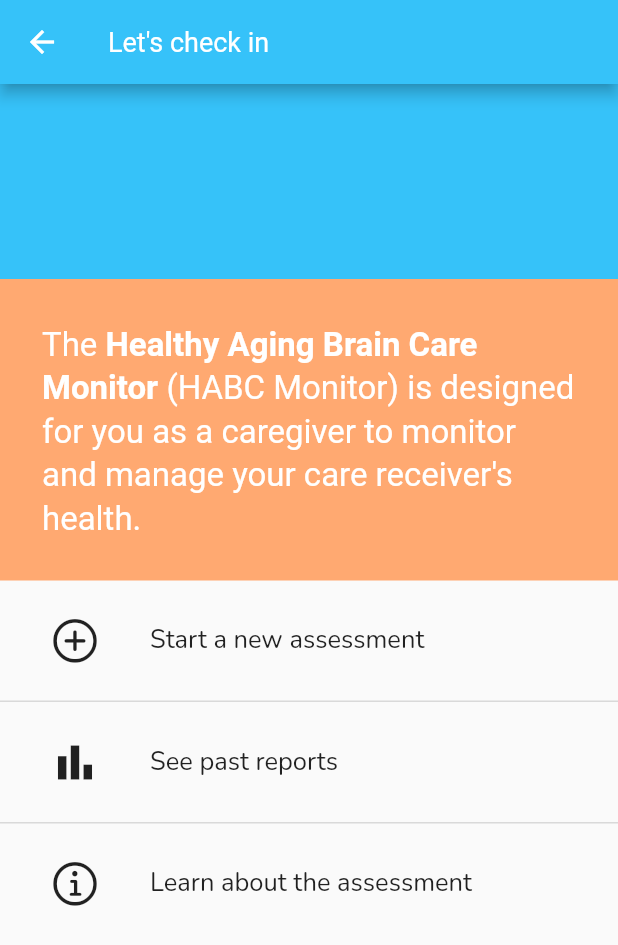
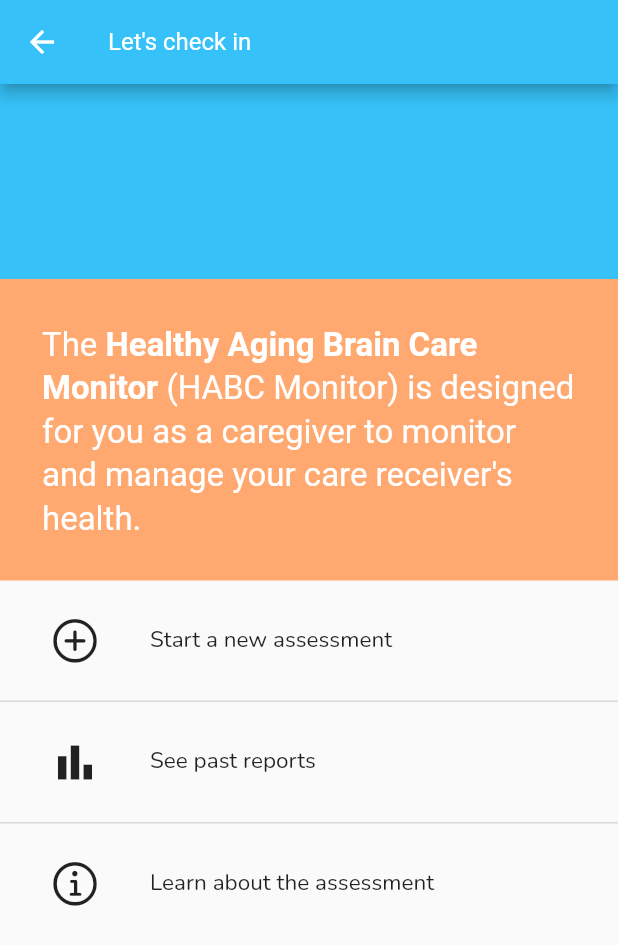
Before and after one commit to khashayarmotarjemi/care_notes, a Flutter app: the screen it shows after launch, after a tap on "Let's check in.", on a phone screen of 412 x 824 dp. Shown: the top 945 px of the screen. Run offline on Flutter 3.47's test engine with Material 2 defaults, Android fonts, the light colour scheme and no system bars; our stand-ins replace google_fonts, syncfusion_flutter_datepicker, syncfusion_flutter_sliders; missing offline and left inert: patterns_canvas, syncfusion_flutter_core.

Commit message:
changed font sized for the web

```diff
--- a/lib/main.dart
+++ b/lib/main.dart
@@ -10,7 +10,7 @@
 class App extends StatelessWidget {
   App({Key? key}) : super(key: key);
 
-  static const TextStyle themeTextStyle = TextStyle(height: 1.2, fontSize: 17);
+  static const TextStyle themeTextStyle = TextStyle(height: 1.2, fontSize: /*17*/15);
 
   final textTheme = const TextTheme(
     bodyText1: themeTextStyle,
@@ -34,7 +34,7 @@
         cardTheme: const CardTheme(elevation: 4),
         appBarTheme: const AppBarTheme(
             iconTheme: IconThemeData(color: Colors.white),
-            titleTextStyle: TextStyle(color: Colors.white, fontSize: 18)),
+            titleTextStyle: TextStyle(color: Colors.white, fontSize: /*18*/16)),
         primarySwatch: Constants.generateMaterialColor(Constants.light_blue),
       ),
       home: const HomePage(),
--- a/lib/pages/home_page.dart
+++ b/lib/pages/home_page.dart
@@ -49,7 +49,7 @@
               "Need help with Stephanie? We've got you covered.",
               style: TextStyle(
                   color: Colors.white,
-                  fontSize: 50,
+                  fontSize: /*50*/40,
                   fontWeight: FontWeight.bold),
             ),
             Expanded(
@@ -67,7 +67,7 @@
                 onPressed: () {},
                 child: const Text(
                   "Discover advice and tips",
-                  style: TextStyle(fontSize: 22),
+                  style: TextStyle(fontSize: /*22*/18),
                 ),
               ),
             ))
@@ -146,7 +146,7 @@
                   child: Text(
                     title,
                     style: TextStyle(
-                        fontSize: 30,
+                        fontSize: /*30*/26,
                         fontWeight: FontWeight.bold,
                         color: textColor),
                   ),
@@ -167,7 +167,7 @@
                   child: const Icon(
                     Icons.arrow_forward_ios_rounded,
                     color: Constants.gray1,
-                    size: 40,
+                    size: /*40*/30,
                   ),
                 ))
               ],
--- a/lib/pages/onboarding_page.dart
+++ b/lib/pages/onboarding_page.dart
@@ -57,7 +57,7 @@
                         child: const Text(
                           "BACK",
                           style:
-                              TextStyle(color: Constants.gray2, fontSize: 18),
+                              TextStyle(color: Constants.gray2, fontSize: /*18*/16),
                         ))
                     : Container(),
                 Expanded(child: Container()),
@@ -74,7 +74,7 @@
                     },
                     child: const Text(
                       "NEXT",
-                      style: TextStyle(color: Colors.lightGreen, fontSize: 18),
+                      style: TextStyle(color: Colors.lightGreen, fontSize: /*18*/16),
                     ))
               ],
             ),
--- a/lib/pages/onboarding_widgets.dart
+++ b/lib/pages/onboarding_widgets.dart
@@ -23,7 +23,7 @@
             RichText(
               text: TextSpan(
                 style: TextStyle(
-                    fontSize: 21.0, height: 1.3, color: Colors.grey[600]),
+                    fontSize: /*21.0*/18, height: 1.3, color: Colors.grey[600]),
                 children: texts,
               ),
             ),
```
Also changed, not shown: lib/pages/assessment_page.dart (+4 -4 lines).
